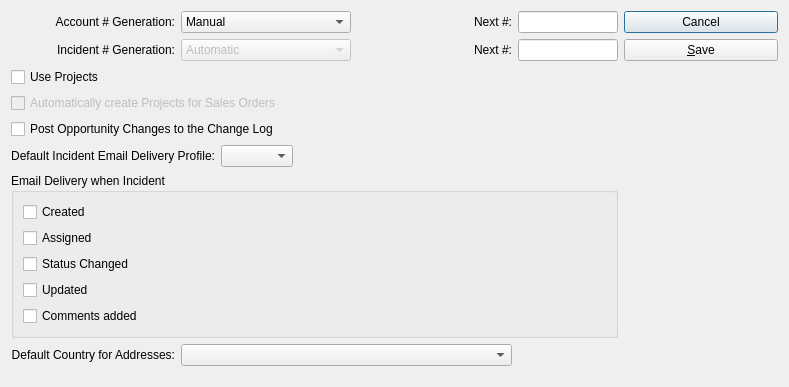
WooodHead/xtuple, file xtuple/trunk/guiclient/configureCRM.ui: the form before one commit.
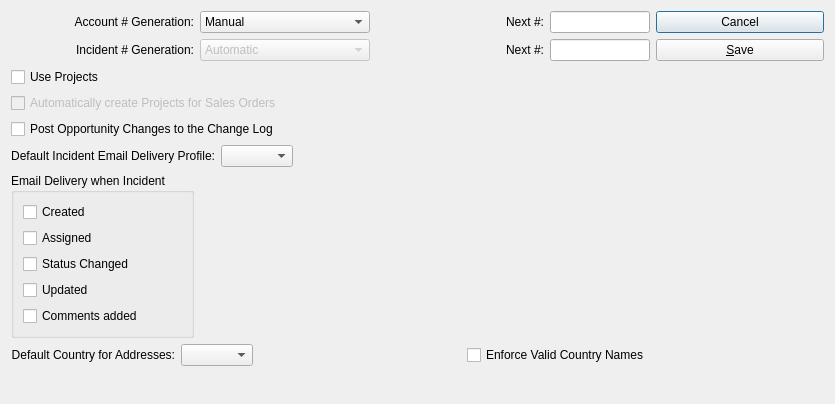
The form after the commit. Custom widgets are drawn as their Qt base class.

Commit message: issue #9531, issue #6839, issue #8515, issue #5309, issue #9791 - modify fix to allow running with non-standard countries until user says otherwise

The edit to the form file:
```diff
--- a/xtuple/trunk/guiclient/configureCRM.ui
+++ b/xtuple/trunk/guiclient/configureCRM.ui
@@ -13,8 +13,8 @@
    <rect>
     <x>0</x>
     <y>0</y>
-    <width>789</width>
-    <height>387</height>
+    <width>835</width>
+    <height>404</height>
    </rect>
   </property>
   <property name="windowTitle">
@@ -167,7 +167,7 @@
      </property>
     </widget>
    </item>
-   <item row="2" column="0" colspan="2">
+   <item row="2" column="0">
     <widget class="QCheckBox" name="_useProjects">
      <property name="text">
       <string>Use Projects</string>
@@ -228,7 +228,7 @@
      </item>
     </layout>
    </item>
-   <item row="6" column="0" colspan="4">
+   <item row="6" column="0">
     <widget class="QGroupBox" name="_incdtDelGroup">
      <property name="enabled">
       <bool>true</bool>
@@ -275,7 +275,9 @@
      </layout>
     </widget>
    </item>
-   <item row="7" column="0">
+   <item row="7" column="0" colspan="4">
+    <layout class="QHBoxLayout" name="_countryLayout">
+     <item>
     <widget class="XLabel" name="_countryLit">
      <property name="text">
       <string>Default Country for Addresses:</string>
@@ -288,7 +290,7 @@
      </property>
     </widget>
    </item>
-   <item row="7" column="1" colspan="2">
+     <item>
     <widget class="XComboBox" name="_country">
      <property name="allowNull">
       <bool>true</bool>
@@ -301,6 +303,31 @@
      </property>
     </widget>
    </item>
+     <item>
+      <spacer name="horizontalSpacer">
+       <property name="orientation">
+        <enum>Qt::Horizontal</enum>
+       </property>
+       <property name="sizeHint" stdset="0">
+        <size>
+         <width>40</width>
+         <height>20</height>
+        </size>
+       </property>
+      </spacer>
+     </item>
+     <item>
+      <widget class="XCheckBox" name="_strictCountries">
+       <property name="text">
+        <string>Enforce Valid Country Names</string>
+       </property>
+       <property name="forgetful">
+        <bool>true</bool>
+       </property>
+      </widget>
+     </item>
+    </layout>
+   </item>
    <item row="8" column="2">
     <spacer name="verticalSpacer">
      <property name="orientation">
@@ -320,6 +347,11 @@
   </layout>
  </widget>
  <customwidgets>
+  <customwidget>
+   <class>XCheckBox</class>
+   <extends>QCheckBox</extends>
+   <header>xcheckbox.h</header>
+  </customwidget>
   <customwidget>
    <class>XComboBox</class>
    <extends>QComboBox</extends>
```
Left out of the diff: 1 changed line with no effect on the pictures. Lines whose indentation alone changed are shown as unchanged. The commit also changes 4 other files.
